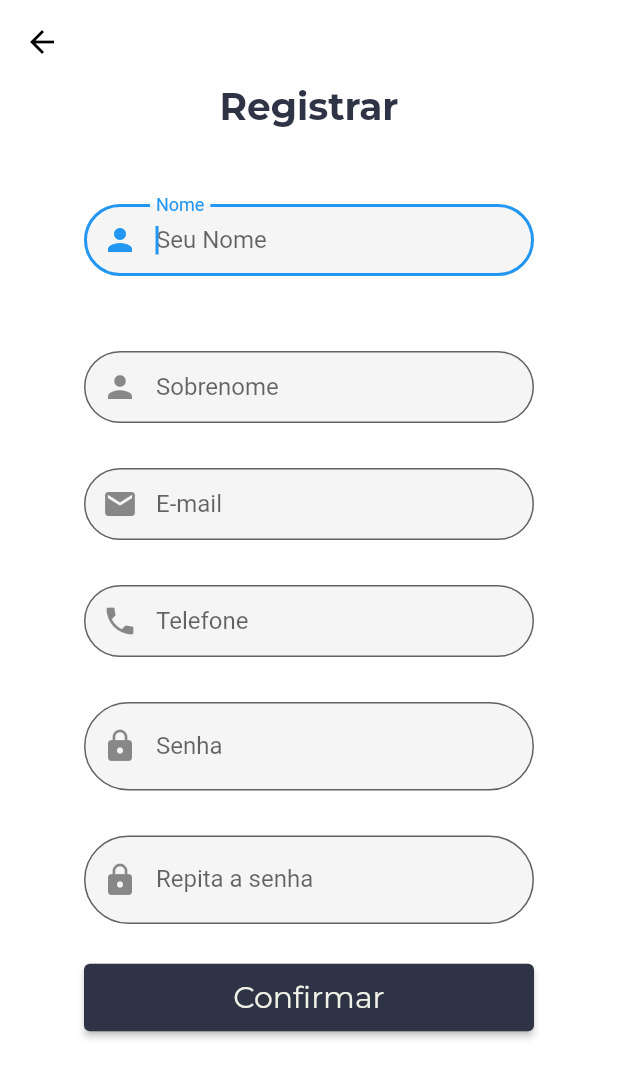
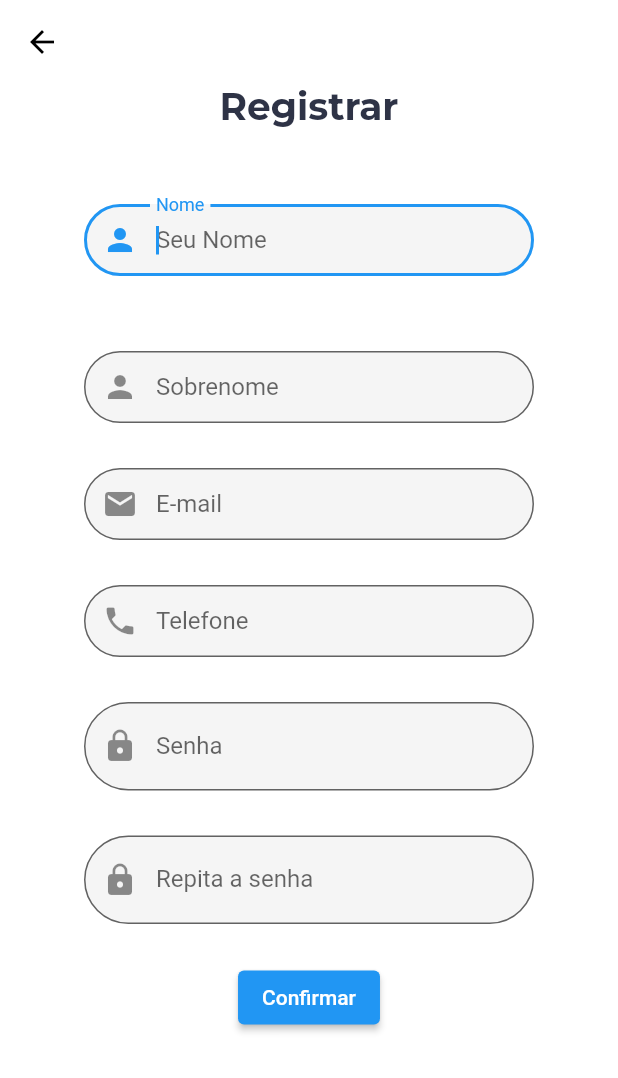
Before and after one commit to lucasmenezesdev/sincroneasy, a Flutter app: the RegisterPage screen opened directly, after a tap on "Confirmar", on a phone screen of 412 x 824 dp. Shown: the top 1078 px of the screen. Run offline on Flutter 3.47's test engine with Material 2 defaults, Android fonts, the phone set to English and light mode, and no system bars; our stand-ins replace cloud_firestore, firebase_auth, firebase_core, google_fonts, google_sign_in, modal_bottom_sheet; accounts and stored records are empty; network calls fail.

Commit message:
O CUSTOMBUTTON ESTAVA BUGANDO O ONCLICK, PORTANTO O REGISTER NÃO ESTAVA FUNCIONANDO.

```diff
--- a/lib/pages/register_page.dart
+++ b/lib/pages/register_page.dart
@@ -47,6 +47,7 @@ class _RegisterPageState extends State<RegisterPage> {
   bool loading = false;
 
   register() async {
+    print('registrando');
     setState(() => loading = true);
     try {
       await context
@@ -317,13 +318,11 @@ class _RegisterPageState extends State<RegisterPage> {
               SizedBox(
                 height: 25,
               ),
-              CustomButton(
-                onPressed: () async {
-                  register();
-                },
-                text: 'Confirmar',
-                color: blue,
-              ),
+              ElevatedButton(
+                  onPressed: () async {
+                    register();
+                  },
+                  child: Text('Confirmar'))
             ],
           ),
         ),
--- a/lib/services/auth_service.dart
+++ b/lib/services/auth_service.dart
@@ -35,7 +35,7 @@ class AuthService extends ChangeNotifier {
     notifyListeners();
   }
 
-  Future register(String email, String password) async {
+  register(String email, String password) async {
     try {
       UserCredential userCredential = await _auth
           .createUserWithEmailAndPassword(email: email, password: password);
--- a/lib/widgets/auth_check_widget.dart
+++ b/lib/widgets/auth_check_widget.dart
@@ -2,6 +2,7 @@ import 'package:firebase_core/firebase_core.dart';
 import 'package:flutter/material.dart';
 import 'package:provider/provider.dart';
 import 'package:sincroneasy/layout.dart';
+import 'package:sincroneasy/pages/register_page.dart';
 
 import '../pages/login_page.dart';
 import '../services/auth_service.dart';
@@ -21,7 +22,7 @@ class _AuthCheckState extends State<AuthCheck> {
     if (auth.isLoading)
       return loading();
     else if (auth.user == null)
-      return LoginPage();
+      return RegisterPage();
     else
       return Layout();
   }
```
